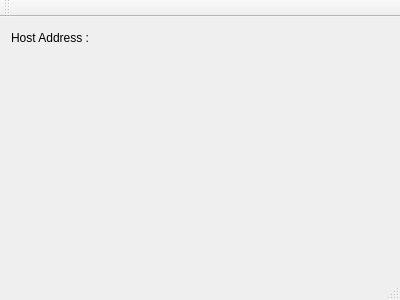
Qt form Application/TraceClient/TraceClient/mainwindow.ui (cobreti/TracingUtilities) before a commit.
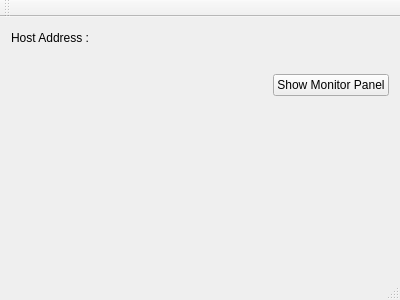
The same form after that commit.

Commit message: added monitor panel window

What changed in the file:
```diff
--- a/Application/TraceClient/TraceClient/mainwindow.ui
+++ b/Application/TraceClient/TraceClient/mainwindow.ui
@@ -78,6 +78,46 @@
       </item>
      </layout>
     </item>
+    <item>
+     <spacer name="verticalSpacer_2">
+      <property name="orientation">
+       <enum>Qt::Vertical</enum>
+      </property>
+      <property name="sizeType">
+       <enum>QSizePolicy::Fixed</enum>
+      </property>
+      <property name="sizeHint" stdset="0">
+       <size>
+        <width>20</width>
+        <height>20</height>
+       </size>
+      </property>
+     </spacer>
+    </item>
+    <item>
+     <layout class="QHBoxLayout" name="horizontalLayout_2">
+      <item>
+       <spacer name="horizontalSpacer_3">
+        <property name="orientation">
+         <enum>Qt::Horizontal</enum>
+        </property>
+        <property name="sizeHint" stdset="0">
+         <size>
+          <width>40</width>
+          <height>20</height>
+         </size>
+        </property>
+       </spacer>
+      </item>
+      <item>
+       <widget class="QPushButton" name="showMonitorPanelBtn">
+        <property name="text">
+         <string>Show Monitor Panel</string>
+        </property>
+       </widget>
+      </item>
+     </layout>
+    </item>
     <item>
      <spacer name="verticalSpacer">
       <property name="orientation">
```
Left out of the diff: 22 changed lines with no effect on the pictures. The commit also changes 11 other files.
